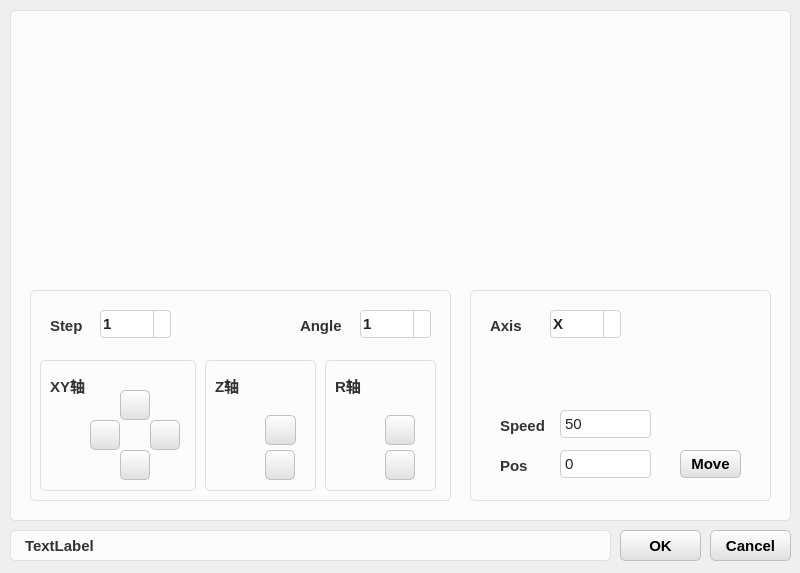
First picture: the form in Solution/HuiRuMachineH/HuiRuMachineH/ChildDialog/MotionDialog.ui, repository HeJun20250905/ProductProJect, before the edit.
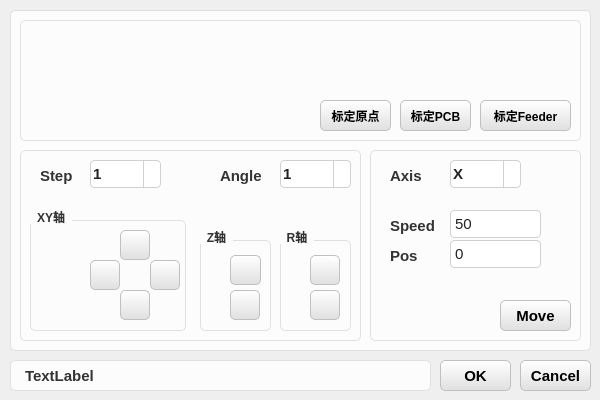
Second picture: the form after the edit. Icons and pictures are not drawn.

The edit to the form file:
```diff
--- a/Solution/HuiRuMachineH/HuiRuMachineH/ChildDialog/MotionDialog.ui
+++ b/Solution/HuiRuMachineH/HuiRuMachineH/ChildDialog/MotionDialog.ui
@@ -6,8 +6,8 @@
    <rect>
     <x>0</x>
     <y>0</y>
-    <width>800</width>
-    <height>573</height>
+    <width>600</width>
+    <height>400</height>
    </rect>
   </property>
   <property name="windowTitle">
@@ -94,6 +94,7 @@
     border-radius: 5px; 
     background-color: #FCFCFC; 
     margin-top: 10px; /* ⚠️ 新增：给标题留出一点顶部空间 */
+	font-weight: bold;
 }
 
 /* 分组框标题（补充了左右内边距） */
@@ -101,7 +102,6 @@
     subcontrol-origin: margin;
     subcontrol-position: top left;
     color: #333333;
-    font-weight: bold;
     background-color: #FCFCFC; 
     padding: 0 5px; /* ⚠️ 新增：左右留出 5px 空间，让遮盖边框的效果更自然，文字不贴边 */
 }
@@ -164,8 +164,8 @@
    <property name="geometry">
     <rect>
      <x>10</x>
-     <y>530</y>
-     <width>601</width>
+     <y>360</y>
+     <width>421</width>
      <height>31</height>
     </rect>
    </property>
@@ -185,8 +185,8 @@
     <rect>
      <x>10</x>
      <y>0</y>
-     <width>781</width>
-     <height>521</height>
+     <width>581</width>
+     <height>351</height>
     </rect>
    </property>
    <property name="title">
@@ -195,10 +195,10 @@
    <widget class="QGroupBox" name="groupBox_2">
     <property name="geometry">
      <rect>
-      <x>20</x>
-      <y>280</y>
-      <width>421</width>
-      <height>221</height>
+      <x>10</x>
+      <y>140</y>
+      <width>341</width>
+      <height>201</height>
      </rect>
     </property>
     <property name="title">
@@ -208,7 +208,7 @@
      <property name="geometry">
       <rect>
        <x>70</x>
-       <y>30</y>
+       <y>20</y>
        <width>71</width>
        <height>28</height>
       </rect>
@@ -250,7 +250,7 @@
      <property name="geometry">
       <rect>
        <x>20</x>
-       <y>30</y>
+       <y>20</y>
        <width>41</width>
        <height>31</height>
       </rect>
@@ -280,17 +280,17 @@
        <x>10</x>
        <y>70</y>
        <width>156</width>
-       <height>141</height>
+       <height>121</height>
       </rect>
      </property>
      <property name="title">
-      <string/>
+      <string>XY轴</string>
      </property>
      <widget class="QPushButton" name="pushButton_IncX">
       <property name="geometry">
        <rect>
-        <x>80</x>
-        <y>100</y>
+        <x>90</x>
+        <y>80</y>
         <width>30</width>
         <height>30</height>
        </rect>
@@ -313,8 +313,8 @@
      <widget class="QPushButton" name="pushButton_IncY">
       <property name="geometry">
        <rect>
-        <x>50</x>
-        <y>70</y>
+        <x>60</x>
+        <y>50</y>
         <width>30</width>
         <height>30</height>
        </rect>
@@ -337,8 +337,8 @@
      <widget class="QPushButton" name="pushButton_DecX">
       <property name="geometry">
        <rect>
-        <x>80</x>
-        <y>40</y>
+        <x>90</x>
+        <y>20</y>
         <width>30</width>
         <height>30</height>
        </rect>
@@ -361,8 +361,8 @@
      <widget class="QPushButton" name="pushButton_DecY">
       <property name="geometry">
        <rect>
-        <x>110</x>
-        <y>70</y>
+        <x>120</x>
+        <y>50</y>
         <width>30</width>
         <height>30</height>
        </rect>
@@ -382,52 +382,24 @@
         <normaloff>:/MachineCore/Icon/fa_0xf0da.png</normaloff>:/MachineCore/Icon/fa_0xf0da.png</iconset>
       </property>
      </widget>
-     <widget class="QLabel" name="label_Step_2">
-      <property name="geometry">
-       <rect>
-        <x>10</x>
-        <y>20</y>
-        <width>41</width>
-        <height>31</height>
-       </rect>
-      </property>
-      <property name="font">
-       <font>
-        <pointsize>11</pointsize>
-        <weight>75</weight>
-        <bold>true</bold>
-       </font>
-      </property>
-      <property name="styleSheet">
-       <string notr="true">color: #333333;           /* 与 QGroupBox::title 保持一致的深灰色 */
-font-weight: bold;        /* 保持相同的加粗效果（如果是普通文本可去掉这行） */
-background-color: #FCFCFC; /* 与分组框背景色一致 */
-border: 0px solid #E0E0E0; /* 相同的边框颜色和粗细 */
-border-radius: 5px;       /* 相同的圆角 */
-padding: 0px 0px;        /* 适当的内边距，让文字不贴边，视觉上更舒适 */</string>
-      </property>
-      <property name="text">
-       <string>XY轴</string>
-      </property>
-     </widget>
     </widget>
     <widget class="QGroupBox" name="groupBox_5">
      <property name="geometry">
       <rect>
-       <x>175</x>
-       <y>70</y>
-       <width>111</width>
-       <height>141</height>
+       <x>180</x>
+       <y>90</y>
+       <width>71</width>
+       <height>101</height>
       </rect>
      </property>
      <property name="title">
-      <string/>
+      <string>Z轴</string>
      </property>
      <widget class="QPushButton" name="pushButton_DecZ">
       <property name="geometry">
        <rect>
-        <x>60</x>
-        <y>100</y>
+        <x>30</x>
+        <y>60</y>
         <width>30</width>
         <height>30</height>
        </rect>
@@ -450,8 +422,8 @@
      <widget class="QPushButton" name="pushButton_IncZ">
       <property name="geometry">
        <rect>
-        <x>60</x>
-        <y>65</y>
+        <x>30</x>
+        <y>25</y>
         <width>31</width>
         <height>30</height>
        </rect>
@@ -471,52 +443,24 @@
         <normaloff>:/MachineCore/Icon/fa_0xf0d8.png</normaloff>:/MachineCore/Icon/fa_0xf0d8.png</iconset>
       </property>
      </widget>
-     <widget class="QLabel" name="label_Step_3">
-      <property name="geometry">
-       <rect>
-        <x>10</x>
-        <y>20</y>
-        <width>41</width>
-        <height>31</height>
-       </rect>
-      </property>
-      <property name="font">
-       <font>
-        <pointsize>11</pointsize>
-        <weight>75</weight>
-        <bold>true</bold>
-       </font>
-      </property>
-      <property name="styleSheet">
-       <string notr="true">color: #333333;           /* 与 QGroupBox::title 保持一致的深灰色 */
-font-weight: bold;        /* 保持相同的加粗效果（如果是普通文本可去掉这行） */
-background-color: #FCFCFC; /* 与分组框背景色一致 */
-border: 0px solid #E0E0E0; /* 相同的边框颜色和粗细 */
-border-radius: 5px;       /* 相同的圆角 */
-padding: 0px 0px;        /* 适当的内边距，让文字不贴边，视觉上更舒适 */</string>
-      </property>
-      <property name="text">
-       <string>Z轴</string>
-      </property>
-     </widget>
     </widget>
     <widget class="QGroupBox" name="groupBox_6">
      <property name="geometry">
       <rect>
-       <x>295</x>
-       <y>70</y>
-       <width>111</width>
-       <height>141</height>
+       <x>260</x>
+       <y>90</y>
+       <width>71</width>
+       <height>101</height>
       </rect>
      </property>
      <property name="title">
-      <string/>
+      <string>R轴</string>
      </property>
      <widget class="QPushButton" name="pushButton_IncY_2">
       <property name="geometry">
        <rect>
-        <x>60</x>
-        <y>65</y>
+        <x>30</x>
+        <y>25</y>
         <width>30</width>
         <height>30</height>
        </rect>
@@ -539,8 +483,8 @@
      <widget class="QPushButton" name="pushButton_DecY_2">
       <property name="geometry">
        <rect>
-        <x>60</x>
-        <y>100</y>
+        <x>30</x>
+        <y>60</y>
         <width>30</width>
         <height>30</height>
        </rect>
@@ -560,40 +504,12 @@
         <normaloff>:/MachineCore/Icon/fa_0xf01e.png</normaloff>:/MachineCore/Icon/fa_0xf01e.png</iconset>
       </property>
      </widget>
-     <widget class="QLabel" name="label_Step_4">
-      <property name="geometry">
-       <rect>
-        <x>10</x>
-        <y>20</y>
-        <width>41</width>
-        <height>31</height>
-       </rect>
-      </property>
-      <property name="font">
-       <font>
-        <pointsize>11</pointsize>
-        <weight>75</weight>
-        <bold>true</bold>
-       </font>
-      </property>
-      <property name="styleSheet">
-       <string notr="true">color: #333333;           /* 与 QGroupBox::title 保持一致的深灰色 */
-font-weight: bold;        /* 保持相同的加粗效果（如果是普通文本可去掉这行） */
-background-color: #FCFCFC; /* 与分组框背景色一致 */
-border: 0px solid #E0E0E0; /* 相同的边框颜色和粗细 */
-border-radius: 5px;       /* 相同的圆角 */
-padding: 0px 0px;        /* 适当的内边距，让文字不贴边，视觉上更舒适 */</string>
-      </property>
-      <property name="text">
-       <string>R轴</string>
-      </property>
-     </widget>
     </widget>
     <widget class="QLabel" name="label_Step_5">
      <property name="geometry">
       <rect>
-       <x>270</x>
-       <y>30</y>
+       <x>200</x>
+       <y>20</y>
        <width>51</width>
        <height>31</height>
       </rect>
@@ -620,8 +536,8 @@
     <widget class="QComboBox" name="comboBox_Step_2">
      <property name="geometry">
       <rect>
-       <x>330</x>
-       <y>30</y>
+       <x>260</x>
+       <y>20</y>
        <width>71</width>
        <height>28</height>
       </rect>
@@ -668,10 +584,10 @@
    <widget class="QGroupBox" name="groupBox_3">
     <property name="geometry">
      <rect>
-      <x>460</x>
-      <y>280</y>
-      <width>301</width>
-      <height>221</height>
+      <x>360</x>
+      <y>140</y>
+      <width>211</width>
+      <height>201</height>
      </rect>
     </property>
     <property name="title">
@@ -681,7 +597,7 @@
      <property name="geometry">
       <rect>
        <x>80</x>
-       <y>30</y>
+       <y>20</y>
        <width>71</width>
        <height>28</height>
       </rect>
@@ -718,7 +634,7 @@
      <property name="geometry">
       <rect>
        <x>20</x>
-       <y>30</y>
+       <y>20</y>
        <width>51</width>
        <height>31</height>
       </rect>
@@ -745,8 +661,8 @@
     <widget class="QLineEdit" name="lineEdit_Speed">
      <property name="geometry">
       <rect>
-       <x>90</x>
-       <y>130</y>
+       <x>80</x>
+       <y>70</y>
        <width>91</width>
        <height>28</height>
       </rect>
@@ -763,8 +679,8 @@
     <widget class="QLabel" name="label_Speed">
      <property name="geometry">
       <rect>
-       <x>30</x>
-       <y>130</y>
+       <x>20</x>
+       <y>70</y>
        <width>51</width>
        <height>31</height>
       </rect>
@@ -791,8 +707,8 @@
     <widget class="QLineEdit" name="lineEdit_Pos">
      <property name="geometry">
       <rect>
-       <x>90</x>
-       <y>170</y>
+       <x>80</x>
+       <y>100</y>
        <width>91</width>
        <height>28</height>
       </rect>
@@ -809,8 +725,8 @@
     <widget class="QLabel" name="label_Pos">
      <property name="geometry">
       <rect>
-       <x>30</x>
-       <y>170</y>
+       <x>20</x>
+       <y>100</y>
        <width>51</width>
        <height>31</height>
       </rect>
@@ -837,10 +753,10 @@
     <widget class="QPushButton" name="pushButton_Move">
      <property name="geometry">
       <rect>
-       <x>210</x>
-       <y>170</y>
-       <width>61</width>
-       <height>28</height>
+       <x>130</x>
+       <y>160</y>
+       <width>71</width>
+       <height>31</height>
       </rect>
      </property>
      <property name="font">
@@ -855,13 +771,83 @@
      </property>
     </widget>
    </widget>
+   <widget class="QGroupBox" name="groupBox_7">
+    <property name="geometry">
+     <rect>
+      <x>10</x>
+      <y>10</y>
+      <width>561</width>
+      <height>131</height>
+     </rect>
+    </property>
+    <property name="title">
+     <string/>
+    </property>
+    <widget class="QPushButton" name="pushButton_WorldOrigin">
+     <property name="geometry">
+      <rect>
+       <x>300</x>
+       <y>90</y>
+       <width>71</width>
+       <height>31</height>
+      </rect>
+     </property>
+     <property name="font">
+      <font>
+       <weight>75</weight>
+       <bold>true</bold>
+      </font>
+     </property>
+     <property name="text">
+      <string>标定原点</string>
+     </property>
+    </widget>
+    <widget class="QPushButton" name="pushButton_PcbOrigin">
+     <property name="geometry">
+      <rect>
+       <x>380</x>
+       <y>90</y>
+       <width>71</width>
+       <height>31</height>
+      </rect>
+     </property>
+     <property name="font">
+      <font>
+       <weight>75</weight>
+       <bold>true</bold>
+      </font>
+     </property>
+     <property name="text">
+      <string>标定PCB</string>
+     </property>
+    </widget>
+    <widget class="QPushButton" name="pushButton_FeederOrigin">
+     <property name="geometry">
+      <rect>
+       <x>460</x>
+       <y>90</y>
+       <width>91</width>
+       <height>31</height>
+      </rect>
+     </property>
+     <property name="font">
+      <font>
+       <weight>75</weight>
+       <bold>true</bold>
+      </font>
+     </property>
+     <property name="text">
+      <string>标定Feeder</string>
+     </property>
+    </widget>
+   </widget>
   </widget>
   <widget class="QPushButton" name="pushButton_Cancel">
    <property name="geometry">
     <rect>
-     <x>710</x>
-     <y>530</y>
-     <width>81</width>
+     <x>520</x>
+     <y>360</y>
+     <width>71</width>
      <height>31</height>
     </rect>
    </property>
@@ -879,9 +865,9 @@
   <widget class="QPushButton" name="pushButton_OK">
    <property name="geometry">
     <rect>
-     <x>620</x>
-     <y>530</y>
-     <width>81</width>
+     <x>440</x>
+     <y>360</y>
+     <width>71</width>
      <height>31</height>
     </rect>
    </property>
```
